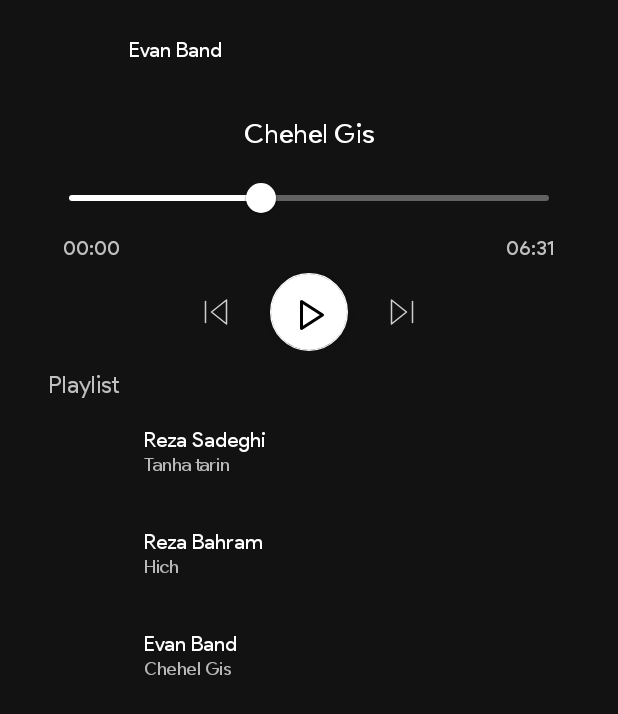
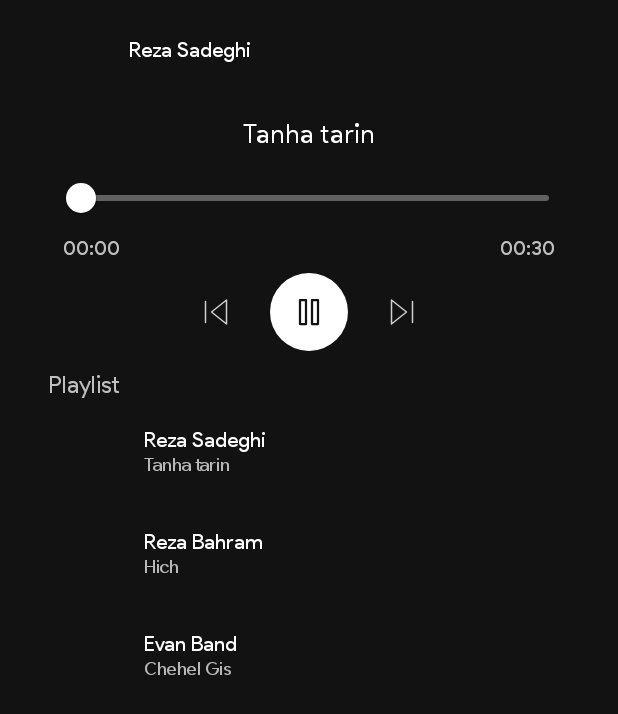
Before and after one commit to mr-coder20/MusicPlayer-Application, an Android app: the screen it shows after launch (MainActivity), on a phone screen of 412 x 824 dp. Shown: the top 714 px of the screen. Run offline under Robolectric (Android 15) with nearby library versions, the phone set to English and light mode, and no system bars; libraries missing offline, so code that uses them is left out: com.facebook.drawee; plain views replace SimpleDraweeView; 5 statements that could not run were skipped.

Commit message:
after session 2

```diff
--- a/app/build.gradle
+++ b/app/build.gradle
@@ -21,6 +21,10 @@ android {
         }
     }
 
+    viewBinding {
+        enabled = true
+    }
+
 }
 
 dependencies {
--- a/app/src/main/java/com/sevenlearn/musicplayer/MainActivity.java
+++ b/app/src/main/java/com/sevenlearn/musicplayer/MainActivity.java
@@ -1,23 +1,106 @@
 package com.sevenlearn.musicplayer;
 
+import android.media.MediaPlayer;
+import android.net.Uri;
+import android.os.Bundle;
+import android.view.View;
+
+import androidx.annotation.NonNull;
 import androidx.appcompat.app.AppCompatActivity;
 import androidx.recyclerview.widget.LinearLayoutManager;
 import androidx.recyclerview.widget.RecyclerView;
 
-import android.os.Bundle;
+import com.facebook.drawee.backends.pipeline.Fresco;
+import com.google.android.material.slider.Slider;
+import com.sevenlearn.musicplayer.databinding.ActivityMainBinding;
 
-import com.facebook.drawee.backends.pipeline.Fresco;
+import java.util.List;
+import java.util.Timer;
+import java.util.TimerTask;
 
 public class MainActivity extends AppCompatActivity {
+    private ActivityMainBinding binding;
+    private List<Music> musicList = Music.getList();
+    private MediaPlayer mediaPlayer;
+    private MusicState musicState = MusicState.STOPPED;
+    private Timer timer;
+
+    enum MusicState {
+        PLAYING, PAUSED, STOPPED
+    }
 
     @Override
     protected void onCreate(Bundle savedInstanceState) {
         Fresco.initialize(this);
         super.onCreate(savedInstanceState);
-        setContentView(R.layout.activity_main);
+        binding = ActivityMainBinding.inflate(getLayoutInflater());
+        setContentView(binding.getRoot());
 
         RecyclerView recyclerView = findViewById(R.id.rv_main);
         recyclerView.setLayoutManager(new LinearLayoutManager(this, RecyclerView.VERTICAL, false));
-        recyclerView.setAdapter(new MusicAdapter());
+        recyclerView.setAdapter(new MusicAdapter(musicList));
+
+        onMusicChange(musicList.get(0));
+        binding.playBtn.setOnClickListener(new View.OnClickListener() {
+            @Override
+            public void onClick(View v) {
+                switch (musicState) {
+                    case PLAYING:
+                        mediaPlayer.pause();
+                        musicState = MusicState.PAUSED;
+                        binding.playBtn.setImageResource(R.drawable.ic_play_32dp);
+                        break;
+                    case PAUSED:
+                    case STOPPED:
+                        mediaPlayer.start();
+                        musicState = MusicState.PLAYING;
+                        binding.playBtn.setImageResource(R.drawable.ic_pause_24dp);
+                        break;
+                }
+            }
+        });
+    }
+
+    private void onMusicChange(final Music music) {
+        mediaPlayer = MediaPlayer.create(this, music.getMusicFileResId());
+        mediaPlayer.setOnPreparedListener(new MediaPlayer.OnPreparedListener() {
+            @Override
+            public void onPrepared(MediaPlayer mp) {
+                mediaPlayer.start();
+                timer = new Timer();
+                timer.schedule(new TimerTask() {
+                    @Override
+                    public void run() {
+                        runOnUiThread(new Runnable() {
+                            @Override
+                            public void run() {
+                                binding.positionTv.setText(Music.convertMillisToString(mediaPlayer.getCurrentPosition()));
+                                binding.musicSlider.setValue(mediaPlayer.getCurrentPosition());
+                            }
+                        });
+
+                    }
+                }, 1000, 1000);
+                binding.durationTv.setText(Music.convertMillisToString(mediaPlayer.getDuration()));
+                binding.musicSlider.setValueTo(mediaPlayer.getDuration());
+                musicState = MusicState.PLAYING;
+                binding.playBtn.setImageResource(R.drawable.ic_pause_24dp);
+            }
+        });
+
+        binding.coverIv.setActualImageResource(music.getCoverResId());
+        binding.artistIv.setActualImageResource(music.getArtistResId());
+        binding.artistTv.setText(music.getArtist());
+        binding.musicNameTv.setText(music.getName());
+
+    }
+
+
+    @Override
+    protected void onDestroy() {
+        super.onDestroy();
+        timer.cancel();
+        mediaPlayer.release();
+        mediaPlayer = null;
     }
 }
--- a/app/src/main/java/com/sevenlearn/musicplayer/Music.java
+++ b/app/src/main/java/com/sevenlearn/musicplayer/Music.java
@@ -2,6 +2,7 @@ package com.sevenlearn.musicplayer;
 
 import java.util.ArrayList;
 import java.util.List;
+import java.util.Locale;
 
 public class Music {
     private int id;
@@ -9,6 +10,7 @@ public class Music {
     private String artist;
     private int coverResId;
     private int artistResId;
+    private int musicFileResId;
 
     public int getId() {
         return id;
@@ -57,22 +59,40 @@ public class Music {
         music1.setName("Chehel Gis");
         music1.setCoverResId(R.drawable.music_1_cover);
         music1.setArtistResId(R.drawable.music_1_artist);
+        music1.setMusicFileResId(R.raw.music_1);
 
         Music music2 = new Music();
         music2.setArtist("Reza Sadeghi");
         music2.setName("Tanha tarin");
         music2.setCoverResId(R.drawable.music_2_cover);
         music2.setArtistResId(R.drawable.music_2_artist);
+        music2.setMusicFileResId(R.raw.music_2);
 
         Music music3 = new Music();
         music3.setArtist("Reza Bahram");
         music3.setName("Hich");
         music3.setCoverResId(R.drawable.music_3_cover);
         music3.setArtistResId(R.drawable.music_3_artist);
+        music3.setMusicFileResId(R.raw.music_3);
 
         musicList.add(music2);
         musicList.add(music3);
         musicList.add(music1);
         return musicList;
     }
+
+    public int getMusicFileResId() {
+        return musicFileResId;
+    }
+
+    public void setMusicFileResId(int musicFileResId) {
+        this.musicFileResId = musicFileResId;
+    }
+
+    public static String convertMillisToString(long durationInMillis) {
+        long second = (durationInMillis / 1000) % 60;
+        long minute = (durationInMillis / (1000 * 60)) % 60;
+
+        return String.format(Locale.US, "%02d:%02d", minute, second);
+    }
 }
--- a/app/src/main/java/com/sevenlearn/musicplayer/MusicAdapter.java
+++ b/app/src/main/java/com/sevenlearn/musicplayer/MusicAdapter.java
@@ -10,13 +10,14 @@ import androidx.recyclerview.widget.RecyclerView;
 
 import com.facebook.drawee.view.SimpleDraweeView;
 
-import org.w3c.dom.Text;
-
 import java.util.List;
 
 public class MusicAdapter extends RecyclerView.Adapter<MusicAdapter.MusicViewHolder> {
-    private List<Music> musicList = Music.getList();
+    private List<Music> musicList;
 
+    public MusicAdapter(List<Music> musicList) {
+        this.musicList = musicList;
+    }
 
     @NonNull
     @Override
--- /dev/null
+++ b/app/src/main/res/drawable/ic_pause_24dp.xml
@@ -0,0 +1,20 @@
+<vector xmlns:android="http://schemas.android.com/apk/res/android"
+    android:width="24dp"
+    android:height="24dp"
+    android:viewportWidth="24"
+    android:viewportHeight="24">
+  <path
+      android:pathData="M6,4h4v16h-4z"
+      android:strokeLineJoin="round"
+      android:strokeWidth="1.5"
+      android:fillColor="#00000000"
+      android:strokeColor="#121212"
+      android:strokeLineCap="round"/>
+  <path
+      android:pathData="M14,4h4v16h-4z"
+      android:strokeLineJoin="round"
+      android:strokeWidth="1.5"
+      android:fillColor="#00000000"
+      android:strokeColor="#121212"
+      android:strokeLineCap="round"/>
+</vector>
--- a/app/src/main/res/layout/activity_main.xml
+++ b/app/src/main/res/layout/activity_main.xml
@@ -7,10 +7,12 @@
     android:background="@color/background_color"
     android:orientation="vertical"
     tools:context=".MainActivity">
+
     <LinearLayout
         android:layout_width="match_parent"
         android:layout_height="wrap_content"
         android:orientation="vertical">
+
         <RelativeLayout
             android:layout_width="match_parent"
             android:layout_height="wrap_content"
@@ -18,18 +20,19 @@
             android:layout_marginTop="12dp">
 
             <com.facebook.drawee.view.SimpleDraweeView
-                android:id="@+id/iv_main_artist"
+                android:id="@+id/artistIv"
                 android:layout_width="42dp"
                 android:layout_height="42dp"
                 app:actualImageResource="@drawable/music_1_artist"
                 app:roundedCornerRadius="8dp" />
 
             <TextView
+                android:id="@+id/artistTv"
                 android:layout_width="wrap_content"
                 android:layout_height="wrap_content"
                 android:layout_centerVertical="true"
                 android:layout_marginStart="12dp"
-                android:layout_toEndOf="@id/iv_main_artist"
+                android:layout_toEndOf="@id/artistIv"
                 android:text="Evan Band"
                 android:textColor="@color/white" />
 
@@ -37,6 +40,7 @@
         </RelativeLayout>
 
         <com.facebook.drawee.view.SimpleDraweeView
+            android:id="@+id/coverIv"
             android:layout_width="match_parent"
             android:layout_height="wrap_content"
             android:layout_marginStart="32dp"
@@ -47,24 +51,26 @@
             app:viewAspectRatio="1" />
 
         <TextView
+            android:id="@+id/musicNameTv"
             android:layout_width="wrap_content"
             android:layout_height="wrap_content"
+            android:layout_gravity="center_horizontal"
             android:layout_marginTop="12dp"
-            android:layout_gravity="center_horizontal"
             android:text="Chehel Gis"
             android:textColor="@color/white"
             android:textSize="18sp" />
 
         <com.google.android.material.slider.Slider
+            android:id="@+id/musicSlider"
             android:layout_width="match_parent"
             android:layout_height="wrap_content"
+            android:layout_marginStart="32dp"
             android:layout_marginTop="8dp"
-            android:layout_marginStart="32dp"
             android:layout_marginEnd="32dp"
             android:value="40"
             android:valueFrom="0"
+            android:valueTo="100"
             app:haloColor="@color/white"
-            android:valueTo="100"
             app:labelBehavior="gone"
             app:thumbColor="@color/white"
             app:trackColorActive="@color/white"
@@ -75,13 +81,16 @@
             android:layout_height="wrap_content"
             android:layout_marginStart="42dp"
             android:layout_marginEnd="42dp">
+
             <TextView
+                android:id="@+id/positionTv"
                 android:layout_width="wrap_content"
                 android:layout_height="wrap_content"
                 android:text="00:00"
                 android:textColor="@color/white80Alpha" />
 
             <TextView
+                android:id="@+id/durationTv"
                 android:layout_width="wrap_content"
                 android:layout_height="wrap_content"
                 android:layout_gravity="end"
@@ -90,53 +99,53 @@
         </FrameLayout>
 
 
-
         <LinearLayout
             android:layout_width="wrap_content"
             android:layout_height="wrap_content"
+            android:layout_gravity="center_horizontal"
+
             android:layout_marginTop="8dp"
-
-            android:layout_gravity="center_horizontal"
             android:gravity="center_vertical"
             android:orientation="horizontal">
+
             <ImageView
                 android:layout_width="wrap_content"
                 android:layout_height="wrap_content"
-                app:srcCompat="@drawable/ic_skip_24dp"
                 android:layout_marginEnd="24dp"
-                />
-            <com.google.android.material.floatingactionbutton.FloatingActionButton
+                app:srcCompat="@drawable/ic_skip_24dp" />
+
+            <ImageView
+                android:id="@+id/playBtn"
                 android:layout_width="52dp"
                 android:layout_height="52dp"
-                app:srcCompat="@drawable/ic_play_32dp"
+                android:background="@drawable/shape_circle_white"
                 android:padding="8dp"
+                android:scaleType="centerInside"
                 app:backgroundTint="@color/white"
-                android:scaleType="centerInside"
-                android:background="@drawable/shape_circle_white"
-                />
+                app:srcCompat="@drawable/ic_play_32dp" />
 
             <ImageView
                 android:layout_width="wrap_content"
                 android:layout_height="wrap_content"
                 android:layout_marginStart="24dp"
-                app:srcCompat="@drawable/ic_skip_forward_24dp"
-                />
+                app:srcCompat="@drawable/ic_skip_forward_24dp" />
         </LinearLayout>
+
         <TextView
             android:layout_width="wrap_content"
             android:layout_height="wrap_content"
+            android:layout_marginStart="32dp"
+            android:layout_marginTop="12dp"
             android:text="Playlist"
-            android:textSize="16sp"
-            android:layout_marginTop="12dp"
-            android:layout_marginStart="32dp"
-            android:textColor="@color/white80Alpha"/>
+            android:textColor="@color/white80Alpha"
+            android:textSize="16sp" />
 
         <androidx.recyclerview.widget.RecyclerView
             android:id="@+id/rv_main"
             android:layout_width="match_parent"
             android:layout_height="wrap_content"
             android:paddingStart="32dp"
-            android:paddingEnd="32dp"/>
+            android:paddingEnd="32dp" />
     </LinearLayout>
 
 
```
